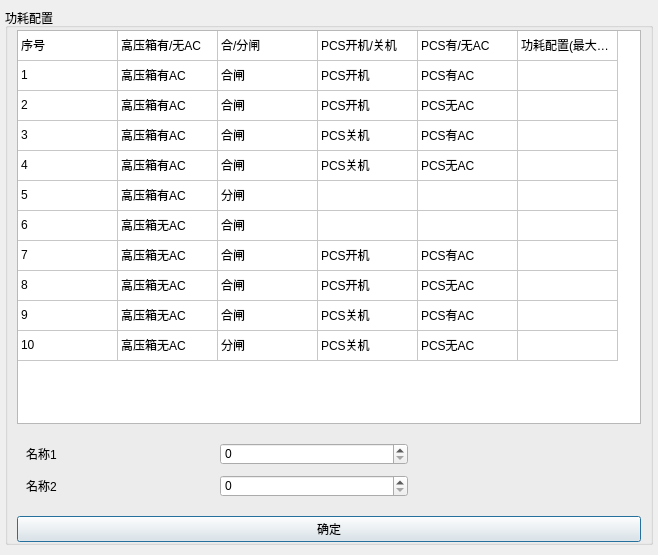
Qt form models/SwitchPowerConfig/SwitchPowerConfig.ui (Shogpe/bmsTool) before a commit.
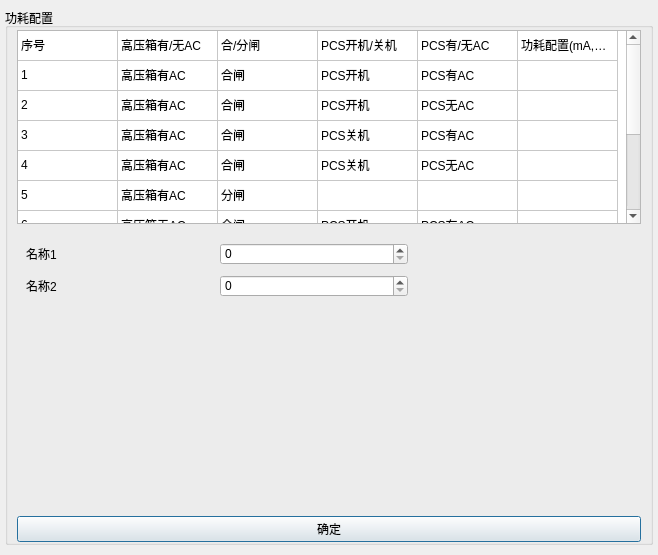
The same form after that commit.

What changed in the file:
```diff
--- a/models/SwitchPowerConfig/SwitchPowerConfig.ui
+++ b/models/SwitchPowerConfig/SwitchPowerConfig.ui
@@ -166,7 +166,7 @@
              </item>
              <item row="0" column="5">
               <property name="text">
-               <string>功耗配置(最大254)</string>
+               <string>功耗配置(mA,最大254)</string>
               </property>
              </item>
              <item row="1" column="0">
@@ -336,12 +336,12 @@
              </item>
              <item row="6" column="3">
               <property name="text">
-               <string/>
+               <string>PCS开机</string>
               </property>
              </item>
              <item row="6" column="4">
               <property name="text">
-               <string/>
+               <string>PCS有AC</string>
               </property>
              </item>
              <item row="6" column="5">
@@ -371,7 +371,7 @@
              </item>
              <item row="7" column="4">
               <property name="text">
-               <string>PCS有AC</string>
+               <string>PCS无AC</string>
               </property>
              </item>
              <item row="7" column="5">
@@ -396,12 +396,12 @@
              </item>
              <item row="8" column="3">
               <property name="text">
-               <string>PCS开机</string>
+               <string>PCS关机</string>
               </property>
              </item>
              <item row="8" column="4">
               <property name="text">
-               <string>PCS无AC</string>
+               <string>PCS有AC</string>
               </property>
              </item>
              <item row="8" column="5">
@@ -431,7 +431,7 @@
              </item>
              <item row="9" column="4">
               <property name="text">
-               <string>PCS有AC</string>
+               <string>PCS无AC</string>
               </property>
              </item>
              <item row="9" column="5">
@@ -456,12 +456,12 @@
              </item>
              <item row="10" column="3">
               <property name="text">
-               <string>PCS关机</string>
+               <string/>
               </property>
              </item>
              <item row="10" column="4">
               <property name="text">
-               <string>PCS无AC</string>
+               <string/>
               </property>
              </item>
              <item row="10" column="5">
@@ -552,6 +552,31 @@
              </layout>
             </widget>
            </item>
+           <item>
+            <widget class="QWidget" name="widget_spacer" native="true">
+             <property name="minimumSize">
+              <size>
+               <width>0</width>
+               <height>10</height>
+              </size>
+             </property>
+             <layout class="QVBoxLayout" name="verticalLayout_5">
+              <item>
+               <spacer name="verticalSpacer">
+                <property name="orientation">
+                 <enum>Qt::Vertical</enum>
+                </property>
+                <property name="sizeHint" stdset="0">
+                 <size>
+                  <width>20</width>
+                  <height>40</height>
+                 </size>
+                </property>
+               </spacer>
+              </item>
+             </layout>
+            </widget>
+           </item>
            <item>
             <layout class="QHBoxLayout" name="horizontalLayout_7">
              <item>
```
